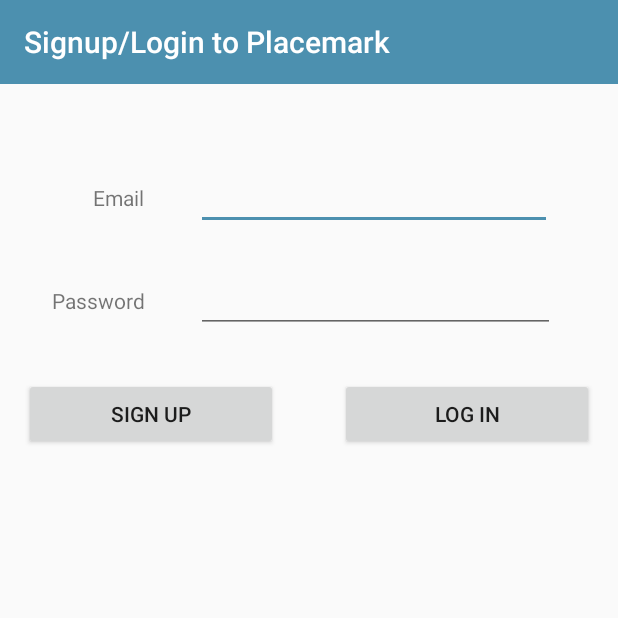
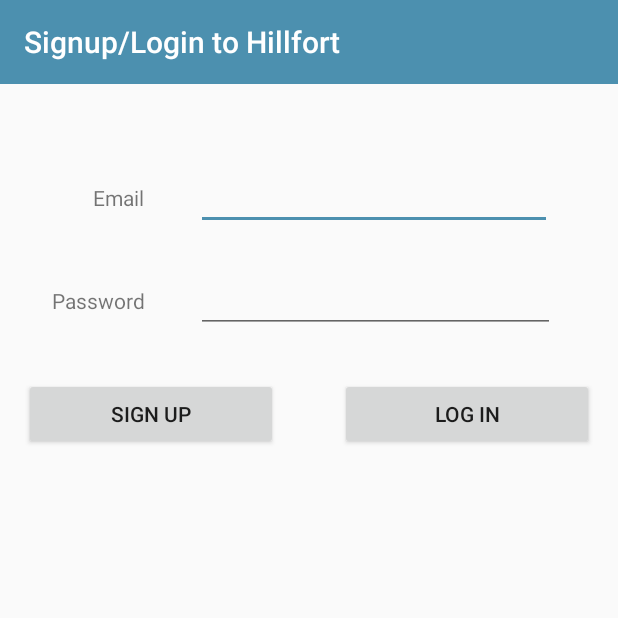
Before and after one commit to dlombard94/Hillfort, an Android app: the screen it shows after launch (LoginView), on a phone screen of 412 x 824 dp, the top half of it. Run offline under Robolectric (Android 15) with nearby library versions, the phone set to English and light mode, and no system bars; our stand-ins replace Firebase (no records; nobody signed in at launch, a user with empty details on screens opened directly), Room's generated code; 1 statement that could not run was skipped.

```diff
--- a/app/build.gradle
+++ b/app/build.gradle
@@ -4,6 +4,7 @@ apply plugin: 'kotlin-android'
 apply plugin: "kotlin-kapt"
 
 apply plugin: 'kotlin-android-extensions'
+apply plugin: 'com.google.gms.google-services'
 
 android {
     compileSdkVersion 29
@@ -37,6 +38,8 @@ dependencies {
     implementation 'com.google.android.material:material:1.0.0'
     implementation "com.google.code.gson:gson:2.8.5"
     implementation "com.google.android.gms:play-services-location:17.0.0"
+    implementation 'com.google.firebase:firebase-auth:19.1.0'
+
     implementation 'androidx.room:room-runtime:2.1.0'
     kapt 'androidx.room:room-compiler:2.1.0'
     implementation 'com.google.android.gms:play-services-maps:16.1.0'
--- a/app/src/main/res/layout/activity_login.xml
+++ b/app/src/main/res/layout/activity_login.xml
@@ -112,6 +112,20 @@
             app:layout_constraintStart_toEndOf="@+id/signUp"
             app:layout_constraintTop_toBottomOf="@+id/password"
             app:layout_constraintVertical_bias="1.0" />
+
+        <ProgressBar
+            android:id="@+id/progressBar"
+            style="@style/Widget.AppCompat.ProgressBar"
+            android:layout_width="196dp"
+            android:layout_height="96dp"
+            android:layout_marginStart="8dp"
+            android:layout_marginTop="8dp"
+            android:layout_marginEnd="8dp"
+            android:layout_marginBottom="8dp"
+            app:layout_constraintBottom_toBottomOf="parent"
+            app:layout_constraintEnd_toEndOf="parent"
+            app:layout_constraintStart_toStartOf="parent"
+            app:layout_constraintTop_toBottomOf="@+id/signUp" />
     </androidx.constraintlayout.widget.ConstraintLayout>
 
 </androidx.constraintlayout.widget.ConstraintLayout>
--- a/app/src/main/res/values/strings.xml
+++ b/app/src/main/res/values/strings.xml
@@ -21,7 +21,7 @@
     <string name="title_activity_hillfort_list">Hillforts</string>
     <string name="title_activity_hillfort">Hillfort</string>
     <string name="title_activity_edit_location">Hillfort</string>
-    <string name="title_activity_login"> Signup/Login to Placemark</string>
+    <string name="title_activity_login"> Signup/Login to Hillfort</string>
     <string name="menu_showMap">Show Map</string>
     <string name="menu_logout">Logout</string>
 </resources>
--- a/build.gradle
+++ b/build.gradle
@@ -9,6 +9,8 @@ buildscript {
     }
 
     dependencies {
+        classpath 'com.google.gms:google-services:4.3.2'
+
         classpath 'com.android.tools.build:gradle:3.5.0'
         classpath "org.jetbrains.kotlin:kotlin-gradle-plugin:$kotlin_version"
         // NOTE: Do not place your application dependencies here; they belong
```
Also changed, not shown: app/src/main/java/org/wit/hillfort/views/login/LoginPresenter.kt (+22 -2 lines), app/src/main/java/org/wit/hillfort/views/login/LoginView.kt (+16 -6 lines), 1 other file.
